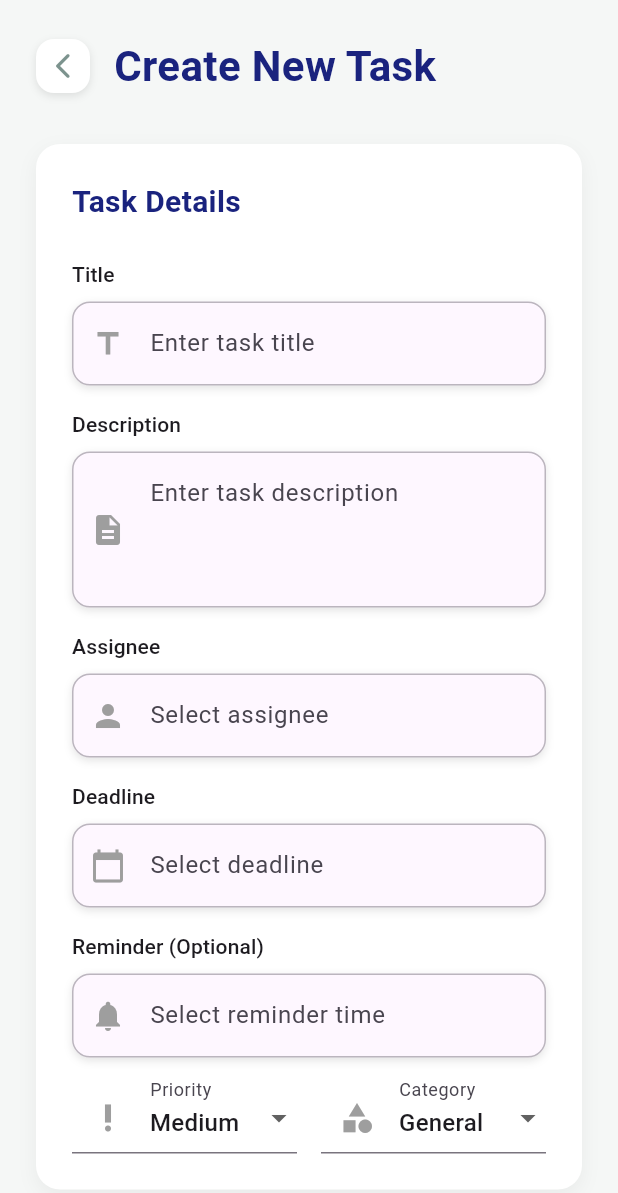
After one commit to AYSamuel/agbc-app, a Flutter app: the AddTaskScreen screen opened directly, on a phone screen of 412 x 824 dp. The commit adds this screen. Shown: the top 1193 px of the screen. Run offline on Flutter 3.47's test engine with Material 3 defaults, Android fonts, the phone set to English and light mode, and no system bars; our stand-ins replace cloud_firestore, firebase_auth, firebase_core, firebase_messaging, flutter_dotenv, geocoding and 4 more; accounts and stored records are empty.

Commit message:
feat: Implement AddTaskScreen and refactor TaskModel
- Introduced AddTaskScreen for creating new tasks with form validation and user input handling.
- Refactored TaskModel to remove unused fields (tags and watchers) for improved clarity and efficiency.
- Updated HomeScreen to navigate to AddTaskScreen, enhancing task management functionality.
- Enhanced user experience by integrating task creation directly into the app's workflow.

```diff
--- /dev/null
+++ b/lib/screens/add_task_screen.dart
@@ -0,0 +1,375 @@
+import 'package:flutter/material.dart';
+import 'package:provider/provider.dart';
+import 'package:uuid/uuid.dart';
+import '../providers/firestore_provider.dart';
+import '../models/task_model.dart';
+import '../models/user_model.dart';
+import '../widgets/custom_input.dart';
+import '../widgets/custom_button.dart';
+import '../widgets/custom_back_button.dart';
+import '../utils/theme.dart';
+import '../services/auth_service.dart';
+
+class AddTaskScreen extends StatefulWidget {
+  const AddTaskScreen({super.key});
+
+  @override
+  State<AddTaskScreen> createState() => _AddTaskScreenState();
+}
+
+class _AddTaskScreenState extends State<AddTaskScreen> {
+  final _formKey = GlobalKey<FormState>();
+  final _titleController = TextEditingController();
+  final _descriptionController = TextEditingController();
+  final _deadlineController = TextEditingController();
+  final _reminderController = TextEditingController();
+
+  // Focus nodes for keyboard navigation
+  final _titleFocus = FocusNode();
+  final _descriptionFocus = FocusNode();
+  final _deadlineFocus = FocusNode();
+  final _reminderFocus = FocusNode();
+
+  String? _selectedAssigneeId;
+  String _selectedPriority = 'medium';
+  String _selectedCategory = 'general';
+  DateTime? _selectedDeadline;
+  DateTime? _selectedReminder;
+
+  @override
+  void dispose() {
+    _titleController.dispose();
+    _descriptionController.dispose();
+    _deadlineController.dispose();
+    _reminderController.dispose();
+
+    // Dispose focus nodes
+    _titleFocus.dispose();
+    _descriptionFocus.dispose();
+    _deadlineFocus.dispose();
+    _reminderFocus.dispose();
+
+    super.dispose();
+  }
+
+  Future<void> _selectDate(TextEditingController controller, FocusNode focusNode, bool isDeadline) async {
+    final DateTime? picked = await showDatePicker(
+      context: context,
+      initialDate: DateTime.now(),
+      firstDate: DateTime.now(),
+      lastDate: DateTime.now().add(const Duration(days: 365)),
+    );
+
+    if (picked != null) {
+      final TimeOfDay? time = await showTimePicker(
+        context: context,
+        initialTime: TimeOfDay.now(),
+      );
+
+      if (time != null) {
+        final DateTime selectedDateTime = DateTime(
+          picked.year,
+          picked.month,
+          picked.day,
+          time.hour,
+          time.minute,
+        );
+
+        setState(() {
+          if (isDeadline) {
+            _selectedDeadline = selectedDateTime;
+            controller.text = '${picked.day}/${picked.month}/${picked.year} ${time.format(context)}';
+          } else {
+            _selectedReminder = selectedDateTime;
+            controller.text = '${picked.day}/${picked.month}/${picked.year} ${time.format(context)}';
+          }
+        });
+      }
+    }
+  }
+
+  Future<void> _submitForm() async {
+    if (_formKey.currentState!.validate()) {
+      if (_selectedAssigneeId == null) {
+        ScaffoldMessenger.of(context).showSnackBar(
+          const SnackBar(content: Text('Please select an assignee')),
+        );
+        return;
+      }
+
+      if (_selectedDeadline == null) {
+        ScaffoldMessenger.of(context).showSnackBar(
+          const SnackBar(content: Text('Please select a deadline')),
+        );
+        return;
+      }
+
+      try {
+        final currentUser = context.read<AuthService>().currentUser;
+        if (currentUser == null) return;
+
+        final task = TaskModel(
+          id: const Uuid().v4(),
+          title: _titleController.text,
+          description: _descriptionController.text,
+          deadline: _selectedDeadline!,
+          assignedTo: _selectedAssigneeId!,
+          createdBy: currentUser.uid,
+          reminder: _selectedReminder,
+          priority: _selectedPriority,
+          category: _selectedCategory,
+        );
+
+        await context.read<FirestoreProvider>().createTask(task);
+
+        if (mounted) {
+          ScaffoldMessenger.of(context).showSnackBar(
+            const SnackBar(content: Text('Task created successfully')),
+          );
+          Navigator.pop(context);
+        }
+      } catch (e) {
+        if (mounted) {
+          ScaffoldMessenger.of(context).showSnackBar(
+            SnackBar(content: Text('Error creating task: $e')),
+          );
+        }
+      }
+    }
+  }
+
+  @override
+  Widget build(BuildContext context) {
+    return Scaffold(
+      backgroundColor: AppTheme.backgroundColor,
+      body: SafeArea(
+        child: SingleChildScrollView(
+          child: Padding(
+            padding: const EdgeInsets.all(24.0),
+            child: Form(
+              key: _formKey,
+              child: Column(
+                crossAxisAlignment: CrossAxisAlignment.stretch,
+                children: [
+                  // Header Section
+                  Row(
+                    children: [
+                      CustomBackButton(
+                        onPressed: () => Navigator.pop(context),
+                      ),
+                      const SizedBox(width: 16),
+                      const Text(
+                        'Create New Task',
+                        style: TextStyle(
+                          fontSize: 28,
+                          fontWeight: FontWeight.bold,
+                          color: Color(0xFF1A237E),
+                        ),
+                      ),
+                    ],
+                  ),
+                  const SizedBox(height: 32),
+
+                  // Basic Information Section
+                  Container(
+                    padding: const EdgeInsets.all(24),
+                    decoration: BoxDecoration(
+                      color: Colors.white,
+                      borderRadius: BorderRadius.circular(16),
+                      boxShadow: [
+                        BoxShadow(
+                          color: Colors.black.withOpacity(0.05),
+                          blurRadius: 10,
+                          offset: const Offset(0, 4),
+                        ),
+                      ],
+                    ),
+                    child: Column(
+                      crossAxisAlignment: CrossAxisAlignment.start,
+                      children: [
+                        const Text(
+                          'Task Details',
+                          style: TextStyle(
+                            fontSize: 20,
+                            fontWeight: FontWeight.bold,
+                            color: Color(0xFF1A237E),
+                          ),
+                        ),
+                        const SizedBox(height: 24),
+                        CustomInput(
+                          label: 'Title',
+                          controller: _titleController,
+                          hint: 'Enter task title',
+                          prefixIcon: const Icon(Icons.title, color: Colors.grey),
+                          focusNode: _titleFocus,
+                          nextFocusNode: _descriptionFocus,
+                          validator: (value) {
+                            if (value == null || value.isEmpty) {
+                              return 'Please enter a title';
+                            }
+                            return null;
+                          },
+                        ),
+                        const SizedBox(height: 16),
+                        CustomInput(
+                          label: 'Description',
+                          controller: _descriptionController,
+                          hint: 'Enter task description',
+                          prefixIcon: const Icon(Icons.description, color: Colors.grey),
+                          focusNode: _descriptionFocus,
+                          maxLines: 3,
+                          validator: (value) {
+                            if (value == null || value.isEmpty) {
+                              return 'Please enter a description';
+                            }
+                            return null;
+                          },
+                        ),
+                        const SizedBox(height: 16),
+                        CustomInput(
+                          label: 'Assignee',
+                          controller: TextEditingController(),
+                          hint: 'Select assignee',
+                          prefixIcon: const Icon(Icons.person, color: Colors.grey),
+                          readOnly: true,
+                          onTap: () async {
+                            final users = await context.read<FirestoreProvider>().getAllUsers().first;
+                            if (!mounted) return;
+
+                            showDialog(
+                              context: context,
+                              builder: (context) => AlertDialog(
+                                title: Row(
+                                  mainAxisAlignment: MainAxisAlignment.spaceBetween,
+                                  children: [
+                                    const Text('Select Assignee'),
+                                    IconButton(
+                                      icon: const Icon(Icons.close),
+                                      onPressed: () => Navigator.pop(context),
+                                    ),
+                                  ],
+                                ),
+                                content: SizedBox(
+                                  width: double.maxFinite,
+                                  child: ListView.builder(
+                                    shrinkWrap: true,
+                                    itemCount: users.length,
+                                    itemBuilder: (context, index) {
+                                      final user = users[index];
+                                      return ListTile(
+                                        title: Text(user.displayName),
+                                        subtitle: Text(user.email),
+                                        onTap: () {
+                                          setState(() {
+                                            _selectedAssigneeId = user.uid;
+                                          });
+                                          Navigator.pop(context);
+                                        },
+                                      );
+                                    },
+                                  ),
+                                ),
+                              ),
+                            );
+                          },
+                          validator: (value) {
+                            if (_selectedAssigneeId == null) {
+                              return 'Please select an assignee';
+                            }
+                            return null;
+                          },
+                        ),
+                        const SizedBox(height: 16),
+                        CustomInput(
+                          label: 'Deadline',
+                          controller: _deadlineController,
+                          hint: 'Select deadline',
+                          prefixIcon: const Icon(Icons.calendar_today, color: Colors.grey),
+                          focusNode: _deadlineFocus,
+                          readOnly: true,
+                          onTap: () => _selectDate(_deadlineController, _deadlineFocus, true),
+                          validator: (value) {
+                            if (_selectedDeadline == null) {
+                              return 'Please select a deadline';
+                            }
+                            return null;
+                          },
+                        ),
+                        const SizedBox(height: 16),
+                        CustomInput(
+                          label: 'Reminder (Optional)',
+                          controller: _reminderController,
+                          hint: 'Select reminder time',
+                          prefixIcon: const Icon(Icons.notifications, color: Colors.grey),
+                          focusNode: _reminderFocus,
+                          readOnly: true,
+                          onTap: () => _selectDate(_reminderController, _reminderFocus, false),
+                        ),
+                        const SizedBox(height: 16),
+                        Row(
+                          children: [
+                            Expanded(
+                              child: DropdownButtonFormField<String>(
+                                value: _selectedPriority,
+                                decoration: const InputDecoration(
+                                  labelText: 'Priority',
+                                  prefixIcon: Icon(Icons.priority_high, color: Colors.grey),
+                                  contentPadding: EdgeInsets.symmetric(horizontal: 12),
+                                ),
+                                isExpanded: true,
+                                items: const [
+                                  DropdownMenuItem(value: 'low', child: Text('Low')),
+                                  DropdownMenuItem(value: 'medium', child: Text('Medium')),
+                                  DropdownMenuItem(value: 'high', child: Text('High')),
+                                ],
+                                onChanged: (value) {
+                                  setState(() {
+                                    _selectedPriority = value!;
+                                  });
+                                },
+                              ),
+                            ),
+                            const SizedBox(width: 16),
+                            Expanded(
+                              child: DropdownButtonFormField<String>(
+                                value: _selectedCategory,
+                                decoration: const InputDecoration(
+                                  labelText: 'Category',
+                                  prefixIcon: Icon(Icons.category, color: Colors.grey),
+                                  contentPadding: EdgeInsets.symmetric(horizontal: 12),
+                                ),
+                                isExpanded: true,
+                                items: const [
+                                  DropdownMenuItem(value: 'general', child: Text('General')),
+                                  DropdownMenuItem(value: 'ministry', child: Text('Ministry')),
+                                  DropdownMenuItem(value: 'event', child: Text('Event')),
+                                  DropdownMenuItem(value: 'maintenance', child: Text('Maintenance')),
+                                ],
+                                onChanged: (value) {
+                                  setState(() {
+                                    _selectedCategory = value!;
+                                  });
+                                },
+                              ),
+                            ),
+                          ],
+                        ),
+                      ],
+                    ),
+                  ),
+                  const SizedBox(height: 32),
+
+                  // Submit Button
+                  CustomButton(
+                    onPressed: _submitForm,
+                    child: const Text('Create Task'),
+                  ),
+                ],
+              ),
+            ),
+          ),
+        ),
+      ),
+    );
+  }
+}
--- a/lib/widgets/radial_menu.dart
+++ b/lib/widgets/radial_menu.dart
@@ -1,4 +1,5 @@
 import 'package:flutter/material.dart';
+import 'package:flutter/services.dart';
 import 'package:agbc_app/utils/theme.dart';
 
 class RadialMenu extends StatefulWidget {
@@ -99,7 +100,10 @@ class _RadialMenuState extends State<RadialMenu> with SingleTickerProviderStateM
           opacity: _opacityAnimation!,
           child: FloatingActionButton(
             heroTag: null,
-            onPressed: onTap,
+            onPressed: () async {
+              await HapticFeedback.lightImpact();
+              onTap();
+            },
             backgroundColor: Colors.white,
             elevation: 4,
             tooltip: label,
```
Also changed, not shown: lib/models/task_model.dart (+0 -12 lines), lib/screens/home_screen.dart (+4 -13 lines), lib/screens/profile_screen.dart (+94 -95 lines), lib/widgets/task_status_card.dart (+82 -12 lines).
